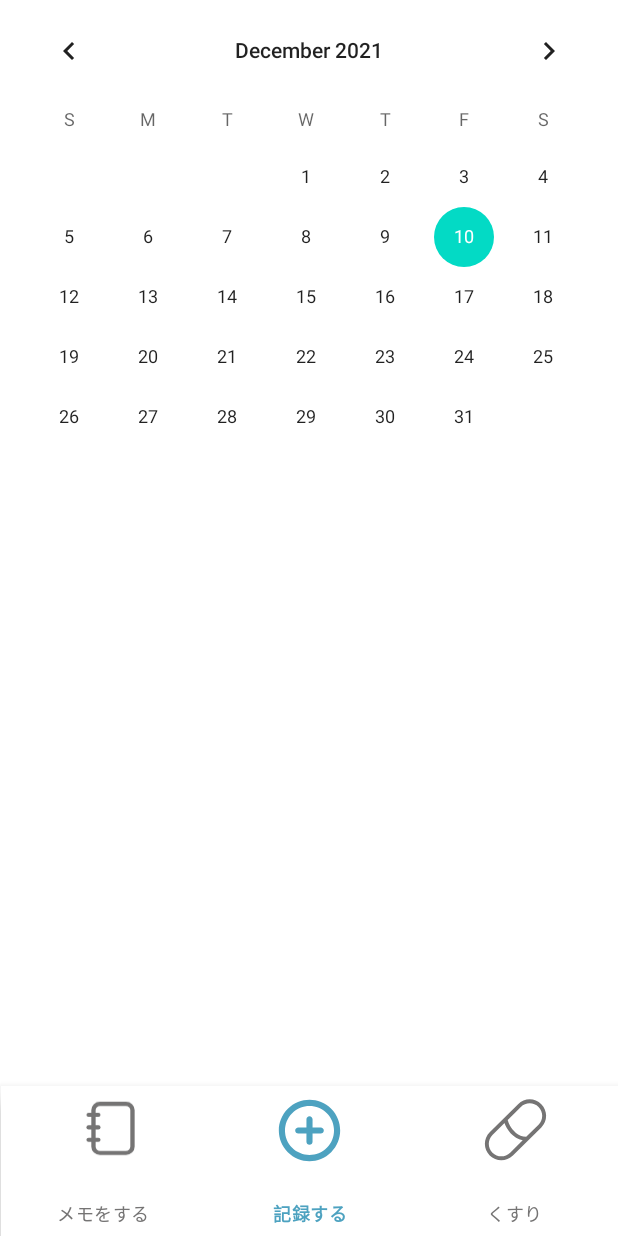
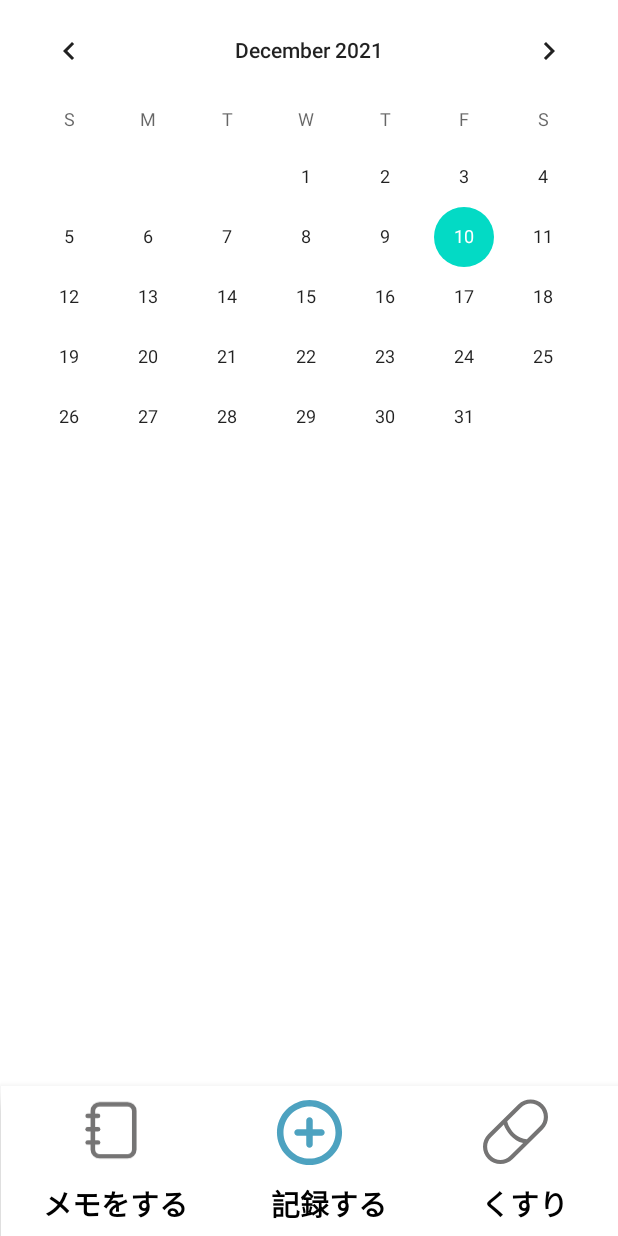
Before and after one commit to riverb00k/yao, an Android app: the screen it shows after launch (MainActivity), on a phone screen of 412 x 824 dp. Run offline under Robolectric (Android 15) with nearby library versions, the phone set to English and light mode, and no system bars; our stand-ins replace navigation-ui.

Commit message:
ナビゲーションバーの復活 下部ナビゲーションのボタンと文字を大きく（無理やり）

```diff
--- a/app/src/main/java/com/websarva/wings/android/yao/MainActivity.kt
+++ b/app/src/main/java/com/websarva/wings/android/yao/MainActivity.kt
@@ -43,23 +43,4 @@ class MainActivity : AppCompatActivity() {
 
     }
 
-    //ステータスバーとナビゲーションバーを非表示にする処理
-    //スクロールすると半透明で表示される
-    override fun onStart() {
-        super.onStart()
-        hideSystemUI()
-    }
-
-    fun hideSystemUI() {
-        window.decorView.systemUiVisibility = (View.SYSTEM_UI_FLAG_IMMERSIVE_STICKY
-                or View.SYSTEM_UI_FLAG_FULLSCREEN
-                or View.SYSTEM_UI_FLAG_HIDE_NAVIGATION
-                or View.SYSTEM_UI_FLAG_LAYOUT_STABLE
-                or View.SYSTEM_UI_FLAG_LAYOUT_FULLSCREEN)
-    }
-
-    override fun onWindowFocusChanged(hasFocus: Boolean) {
-        super.onWindowFocusChanged(hasFocus)
-        if (hasFocus) hideSystemUI()
-    }
 }
--- a/app/src/main/res/layout/activity_main.xml
+++ b/app/src/main/res/layout/activity_main.xml
@@ -12,20 +12,63 @@
         android:layout_width="411dp"
         android:layout_height="100dp"
         android:background="?android:attr/windowBackground"
-        app:itemIconSize="43dp"
+        app:itemIconSize="46dp"
         app:itemIconTint="@drawable/bottom_navigation_colors"
         app:itemTextColor="@drawable/bottom_navigation_colors"
         app:layout_constraintBottom_toBottomOf="parent"
         app:layout_constraintLeft_toLeftOf="parent"
         app:layout_constraintRight_toRightOf="parent"
-        app:menu="@menu/bottom_nav_menu" />
+        app:menu="@menu/bottom_nav_menu">
+
+        <TextView
+            android:id="@+id/textView"
+            android:layout_width="wrap_content"
+            android:layout_height="wrap_content"
+            android:layout_marginStart="28dp"
+            android:layout_marginLeft="30dp"
+            android:layout_marginTop="64dp"
+            android:gravity="top|left"
+            android:text="@string/textView"
+            android:textAllCaps="true"
+            android:textColor="@color/black"
+            android:textSize="19sp"
+            android:textStyle="bold" />
+
+        <TextView
+            android:id="@+id/textView3"
+            android:layout_width="wrap_content"
+            android:layout_height="wrap_content"
+            android:layout_marginStart="180dp"
+            android:layout_marginLeft="180dp"
+            android:layout_marginTop="64dp"
+            android:gravity="top|left"
+            android:text="@string/textView3"
+            android:textAllCaps="true"
+            android:textColor="@color/black"
+            android:textSize="19sp"
+            android:textStyle="bold" />
+
+        <TextView
+            android:id="@+id/textView4"
+            android:layout_width="wrap_content"
+            android:layout_height="wrap_content"
+            android:layout_marginStart="320dp"
+            android:layout_marginLeft="320dp"
+            android:layout_marginTop="64dp"
+            android:gravity="top|left"
+            android:text="@string/textView4"
+            android:textAllCaps="true"
+            android:textColor="@color/black"
+            android:textSize="19sp"
+            android:textStyle="bold" />
+
+    </com.google.android.material.bottomnavigation.BottomNavigationView>
 
     <fragment
         android:id="@+id/nav_host_fragment_activity_main"
         android:name="androidx.navigation.fragment.NavHostFragment"
         android:layout_width="match_parent"
         android:layout_height="match_parent"
-        app:defaultNavHost="true"
         app:layout_constraintBottom_toTopOf="@id/nav_view"
         app:layout_constraintHorizontal_bias="1.0"
         app:layout_constraintLeft_toLeftOf="parent"
--- a/app/src/main/res/menu/bottom_nav_menu.xml
+++ b/app/src/main/res/menu/bottom_nav_menu.xml
@@ -4,16 +4,16 @@
     <item
         android:id="@+id/navigation_home"
         android:icon="@drawable/ic_memo"
-        android:title="@string/title_home" />
+        />
 
     <item
         android:id="@+id/navigation_dashboard"
         android:icon="@drawable/ic_kiroku"
-        android:title="@string/title_dashboard" />
+         />
 
     <item
         android:id="@+id/navigation_notifications"
         android:icon="@drawable/ic_kusuri"
-        android:title="@string/title_notifications" />
+       />
 
 </menu>
--- a/app/src/main/res/values/dimens.xml
+++ b/app/src/main/res/values/dimens.xml
@@ -6,8 +6,8 @@
     <dimen name="list_item_spacing_half">8dp</dimen>
     <dimen name="text_margin">16dp</dimen>
 
-    <dimen name="title_home">100dp</dimen>
-    <dimen name="title_dashboard">100dp</dimen>
-    <dimen name="itle_notifications">100dp</dimen>
+    <dimen name="title_home">56dp</dimen>
+    <dimen name="title_dashboard">56dp</dimen>
+    <dimen name="itle_notifications">56dp</dimen>
 
 </resources>
--- a/app/src/main/res/values/strings.xml
+++ b/app/src/main/res/values/strings.xml
@@ -1,8 +1,8 @@
 <resources>
     <string name="app_name">yao</string>
-    <string name="title_home">メモをする</string>
-    <string name="title_dashboard">記録する</string>
-    <string name="title_notifications">くすり</string>
+    <string name="textView">メモをする</string>>
+    <string name="textView3">記録する</string>
+    <string name="textView4">くすり</string>
 
     //メモをするの画面
     <string name="bt_add">メモを追加する</string>
@@ -46,4 +46,5 @@
     <string name="hello_blank_fragment">Hello blank fragment</string>
 
 
+
 </resources>
```
